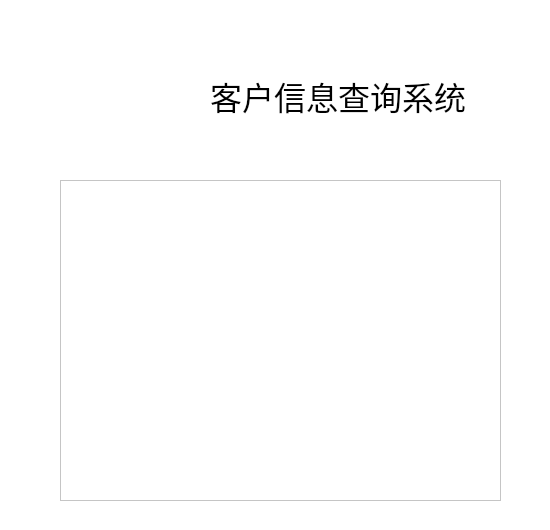
psk0404/Flight-Booking-System, file QT/info.ui: the form before one commit.
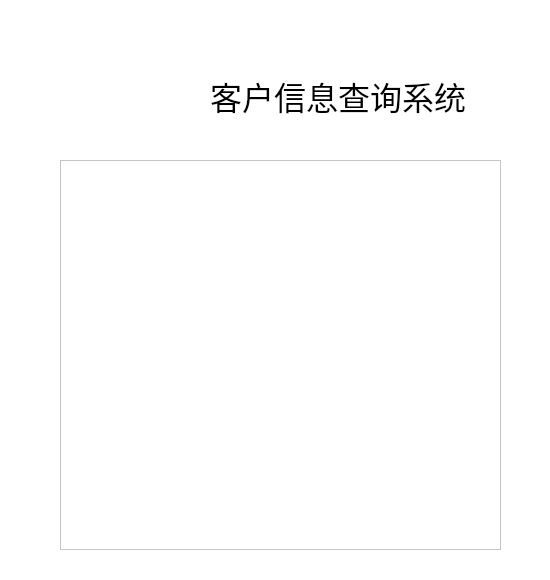
The form after the commit. Icons and pictures are not drawn.

Patch:
```diff
--- a/QT/info.ui
+++ b/QT/info.ui
@@ -7,7 +7,7 @@
     <x>0</x>
     <y>0</y>
     <width>550</width>
-    <height>530</height>
+    <height>580</height>
    </rect>
   </property>
   <property name="windowTitle">
@@ -26,9 +26,9 @@
     <property name="geometry">
      <rect>
       <x>60</x>
-      <y>180</y>
+      <y>160</y>
       <width>441</width>
-      <height>321</height>
+      <height>390</height>
      </rect>
     </property>
     <property name="styleSheet">
@@ -58,7 +58,7 @@
        <x>0</x>
        <y>0</y>
        <width>417</width>
-       <height>297</height>
+       <height>366</height>
       </rect>
      </property>
     </widget>
```
